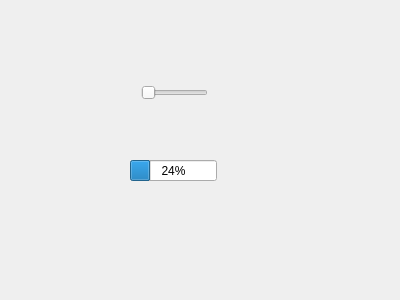
ccmorataya/qtGui, file mainwindow.ui: the form before one commit.
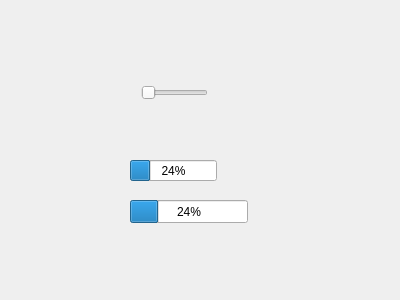
The form after the commit.

Commit message: Disconnect signals

The edit to the form file:
```diff
--- a/mainwindow.ui
+++ b/mainwindow.ui
@@ -27,6 +27,19 @@
      <number>24</number>
     </property>
    </widget>
+   <widget class="QProgressBar" name="progressBar_2">
+    <property name="geometry">
+     <rect>
+      <x>130</x>
+      <y>200</y>
+      <width>118</width>
+      <height>23</height>
+     </rect>
+    </property>
+    <property name="value">
+     <number>24</number>
+    </property>
+   </widget>
    <widget class="QWidget" name="">
     <property name="geometry">
      <rect>
```
The commit also changes 1 other file.
